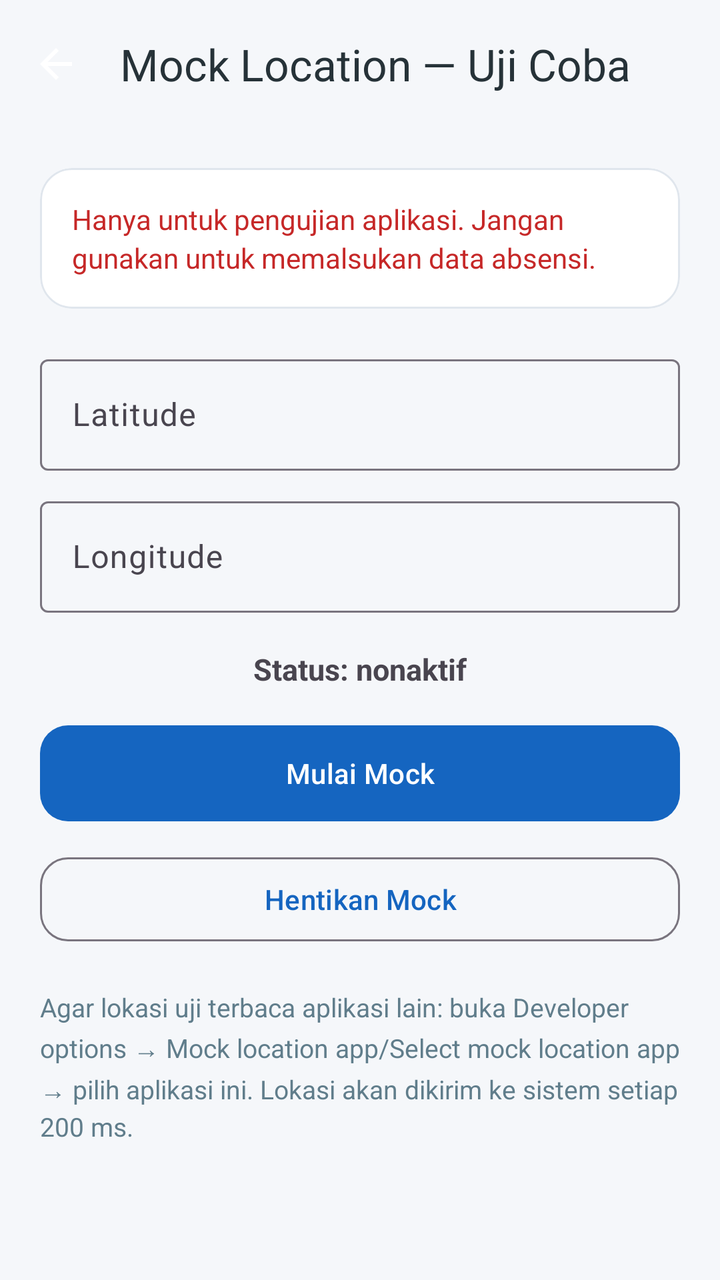
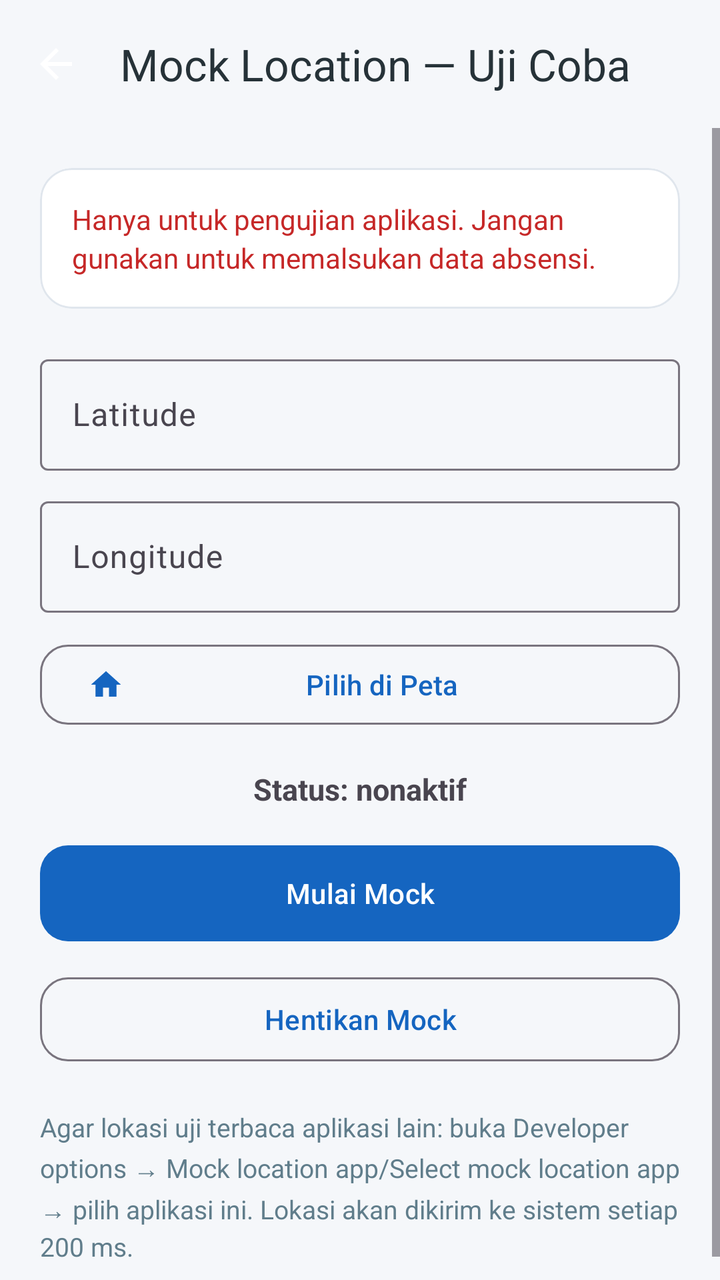

Compare the two renders of this Android layout. The source of the first and the diff that turns it into the second are given below.
<!-- AndroidManifest.xml: application theme Theme.AbsensiJplb -->
<!-- res/layout/activity_mock.xml -->
<?xml version="1.0" encoding="utf-8"?>
<LinearLayout xmlns:android="http://schemas.android.com/apk/res/android"
    xmlns:app="http://schemas.android.com/apk/res-auto"
    android:layout_width="match_parent"
    android:layout_height="match_parent"
    android:orientation="vertical"
    android:background="@color/background">

    <com.google.android.material.appbar.MaterialToolbar
        android:id="@+id/toolbar"
        android:layout_width="match_parent"
        android:layout_height="?attr/actionBarSize"
        app:title="@string/mock_title"
        app:titleTextColor="@color/text"
        app:navigationIcon="@drawable/ic_arrow_back" />

    <ScrollView
        android:layout_width="match_parent"
        android:layout_height="0dp"
        android:layout_weight="1"
        android:fillViewport="true">

        <LinearLayout
            android:layout_width="match_parent"
            android:layout_height="wrap_content"
            android:orientation="vertical"
            android:padding="20dp">

            <com.google.android.material.card.MaterialCardView
                android:layout_width="match_parent"
                android:layout_height="wrap_content"
                app:cardBackgroundColor="@color/surface"
                app:cardCornerRadius="16dp"
                app:cardElevation="0dp"
                app:strokeColor="@color/stroke"
                app:strokeWidth="1dp">

                <TextView
                    android:layout_width="match_parent"
                    android:layout_height="wrap_content"
                    android:padding="16dp"
                    android:text="@string/mock_warning"
                    android:textColor="@color/error"
                    android:textSize="14sp"
                    android:lineSpacingExtra="3dp" />
            </com.google.android.material.card.MaterialCardView>

            <com.google.android.material.textfield.TextInputLayout
                android:layout_width="match_parent"
                android:layout_height="wrap_content"
                android:layout_marginTop="20dp"
                android:hint="@string/mock_lat">

                <com.google.android.material.textfield.TextInputEditText
                    android:id="@+id/etLat"
                    android:layout_width="match_parent"
                    android:layout_height="wrap_content"
                    android:inputType="numberDecimal|numberSigned" />
            </com.google.android.material.textfield.TextInputLayout>

            <com.google.android.material.textfield.TextInputLayout
                android:layout_width="match_parent"
                android:layout_height="wrap_content"
                android:layout_marginTop="10dp"
                android:hint="@string/mock_lng">

                <com.google.android.material.textfield.TextInputEditText
                    android:id="@+id/etLng"
                    android:layout_width="match_parent"
                    android:layout_height="wrap_content"
                    android:inputType="numberDecimal|numberSigned" />
            </com.google.android.material.textfield.TextInputLayout>

            <TextView
                android:id="@+id/tvMockStatus"
                android:layout_width="match_parent"
                android:layout_height="wrap_content"
                android:layout_marginTop="18dp"
                android:gravity="center"
                android:text="@string/mock_status_off"
                android:textSize="15sp"
                android:textStyle="bold" />

            <com.google.android.material.button.MaterialButton
                android:id="@+id/btnStartMock"
                android:layout_width="match_parent"
                android:layout_height="56dp"
                android:layout_marginTop="14dp"
                android:text="@string/mock_start"
                app:cornerRadius="14dp" />

            <com.google.android.material.button.MaterialButton
                android:id="@+id/btnStopMock"
                style="@style/Widget.Material3.Button.OutlinedButton"
                android:layout_width="match_parent"
                android:layout_height="50dp"
                android:layout_marginTop="10dp"
                android:text="@string/mock_stop"
                app:cornerRadius="14dp" />

            <TextView
                android:layout_width="wrap_content"
                android:layout_height="wrap_content"
                android:layout_marginTop="20dp"
                android:text="@string/mock_instruction"
                android:textColor="@color/text_dim"
                android:textSize="13sp"
                android:lineSpacingExtra="3dp" />
        </LinearLayout>
    </ScrollView>
</LinearLayout>
<!-- resources referenced by this layout -->
<resources>
  <color name="background">#F5F7FA</color>
  <color name="error">#C62828</color>
  <color name="stroke">#E0E6ED</color>
  <color name="surface">#FFFFFF</color>
  <color name="text">#263238</color>
  <color name="text_dim">#607D8B</color>
  <!-- drawable ic_arrow_back (drawable) -->
  <?xml version="1.0" encoding="utf-8"?>
  <vector xmlns:android="http://schemas.android.com/apk/res/android"
      android:width="24dp"
      android:height="24dp"
      android:viewportWidth="24"
      android:viewportHeight="24">
      <path
          android:fillColor="#FFFFFF"
          android:pathData="M20,11H7.83l5.59,-5.59L12,4l-8,8 8,8 1.41,-1.41L7.83,13H20v-2z" />
  </vector>
  <string name="mock_instruction">Agar lokasi uji terbaca aplikasi lain: buka Developer options → Mock location app/Select mock location app → pilih aplikasi ini. Lokasi akan dikirim ke sistem setiap 200 ms.</string>
  <string name="mock_lat">Latitude</string>
  <string name="mock_lng">Longitude</string>
  <string name="mock_start">Mulai Mock</string>
  <string name="mock_status_off">Status: nonaktif</string>
  <string name="mock_stop">Hentikan Mock</string>
  <string name="mock_title">Mock Location — Uji Coba</string>
  <string name="mock_warning">Hanya untuk pengujian aplikasi. Jangan gunakan untuk memalsukan data absensi.</string>
  <style name="Theme.AbsensiJplb" parent="Theme.Material3.DayNight.NoActionBar">
          <item name="colorPrimary">@color/primary</item>
          <item name="colorOnPrimary">@color/on_primary</item>
          <item name="colorSurface">@color/surface</item>
          <item name="android:windowBackground">@color/background</item>
          <item name="android:statusBarColor">@color/primary_dark</item>
          <item name="android:navigationBarColor">@color/surface</item>
          <item name="android:windowLightNavigationBar" tools:targetApi="27">true</item>
      </style>
  <color name="primary">#1565C0</color>
  <color name="on_primary">#FFFFFF</color>
  <color name="primary_dark">#0D47A1</color>
</resources>

<!-- the commit's change to res/layout/activity_mock.xml (unified diff, before → after) -->
@@ -71,6 +71,16 @@
                     android:inputType="numberDecimal|numberSigned" />
             </com.google.android.material.textfield.TextInputLayout>
 
+            <com.google.android.material.button.MaterialButton
+                android:id="@+id/btnPickMap"
+                style="@style/Widget.Material3.Button.OutlinedButton"
+                android:layout_width="match_parent"
+                android:layout_height="48dp"
+                android:layout_marginTop="12dp"
+                android:text="@string/mock_pick_map"
+                app:icon="@drawable/ic_home"
+                app:cornerRadius="14dp" />
+
             <TextView
                 android:id="@+id/tvMockStatus"
                 android:layout_width="match_parent"
<!-- resource entries referenced after the edit -->
@@ -17,9 +17,21 @@
           android:fillColor="#FFFFFF"
           android:pathData="M20,11H7.83l5.59,-5.59L12,4l-8,8 8,8 1.41,-1.41L7.83,13H20v-2z" />
   </vector>
+  <!-- drawable ic_home (drawable) -->
+  <?xml version="1.0" encoding="utf-8"?>
+  <vector xmlns:android="http://schemas.android.com/apk/res/android"
+      android:width="24dp"
+      android:height="24dp"
+      android:viewportWidth="24"
+      android:viewportHeight="24">
+      <path
+          android:fillColor="#FFFFFF"
+          android:pathData="M10,20v-6h4v6h5v-8h3L12,3 2,12h3v8h5z" />
+  </vector>
   <string name="mock_instruction">Agar lokasi uji terbaca aplikasi lain: buka Developer options → Mock location app/Select mock location app → pilih aplikasi ini. Lokasi akan dikirim ke sistem setiap 200 ms.</string>
   <string name="mock_lat">Latitude</string>
   <string name="mock_lng">Longitude</string>
+  <string name="mock_pick_map">Pilih di Peta</string>
   <string name="mock_start">Mulai Mock</string>
   <string name="mock_status_off">Status: nonaktif</string>
   <string name="mock_stop">Hentikan Mock</string>
